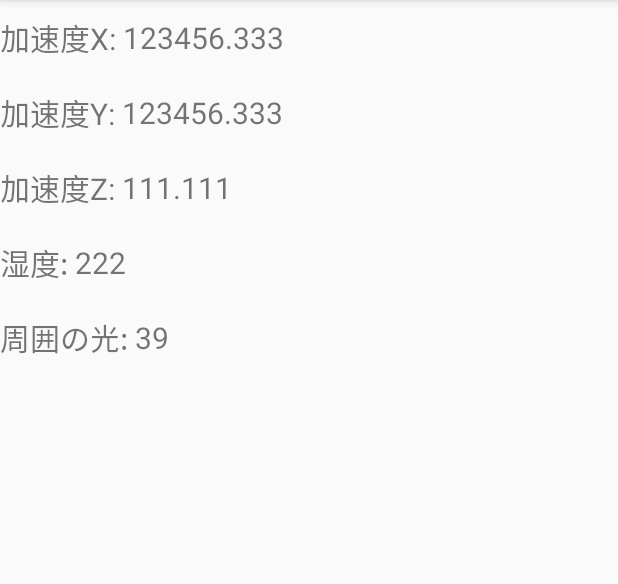
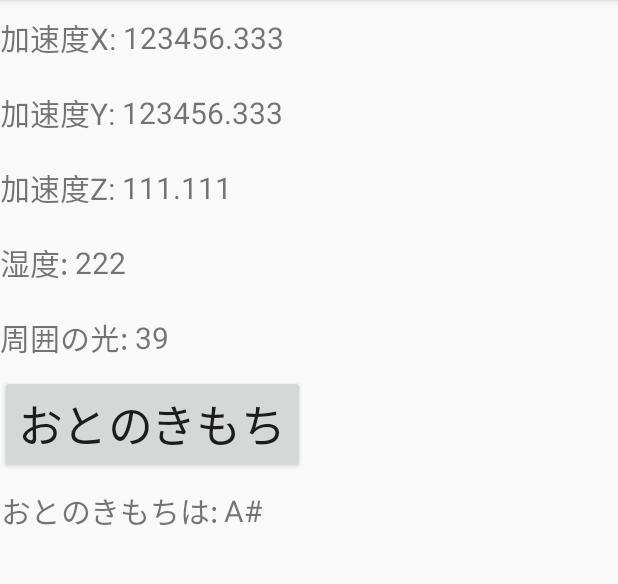
Before and after one commit to thanhdoanhuu/danang_iot, an Android app: the DeviceDetailActivity screen opened directly, with no data from a screen before it, on a phone screen of 412 x 824 dp, the part 84-668 px from its top. Run offline under Robolectric (Android 15) with nearby library versions, the phone set to English and light mode, and no system bars; libraries missing offline, so code that uses them is left out: java.lang.reflect, java.util.concurrent; 3 statements that could not run were skipped.

Commit message:
宮本　担当分　作成しました

```diff
--- a/app/src/main/res/layout/device_detail.xml
+++ b/app/src/main/res/layout/device_detail.xml
@@ -122,7 +122,7 @@
                 android:layout_height="wrap_content"
                 android:layout_gravity="center"
                 android:layout_weight="1"
-                android:text="222 "
+                android:text="222"
                 android:textAlignment="center"
                 android:textSize="20dp" />
 
@@ -158,6 +158,45 @@
 
         </LinearLayout>
 
+       <Button
+                  android:id="@+id/scaleView"
+                  android:layout_width="wrap_content"
+                  android:layout_height="wrap_content"
+                  android:onClick="ScaleView"
+                  android:text="おとのきもち"
+                  android:textAlignment="center"
+                  android:textSize="30dp"
+
+                  />
+
+              <LinearLayout
+                  android:layout_width="wrap_content"
+                  android:layout_height="50dp"
+                  android:orientation="horizontal">
+
+                 <TextView
+                      android:layout_width="wrap_content"
+                      android:layout_height="wrap_content"
+                      android:layout_rowWeight="1"
+                      android:layout_columnWeight="1"
+                      android:layout_gravity="center"
+                      android:layout_weight="4"
+                      android:text="おとのきもちは: "
+                      android:textAlignment="center"
+                      android:textSize="20dp" />
+
+                  <TextView
+                      android:id="@+id/scalevalue"
+                      android:layout_width="wrap_content"
+                      android:layout_height="wrap_content"
+                      android:layout_gravity="center"
+                      android:layout_weight="1"
+                      android:text="A#"
+                      android:textAlignment="center"
+                      android:textSize="20dp" />
+
+
+              </LinearLayout>-->
     </LinearLayout>
 
 </android.support.v4.widget.DrawerLayout>
--- a/app/src/main/res/layout/device_scan.xml
+++ b/app/src/main/res/layout/device_scan.xml
@@ -5,6 +5,7 @@
     xmlns:tools="http://schemas.android.com/tools"
     android:layout_width="match_parent"
     android:layout_height="match_parent">
+
 <LinearLayout
     android:layout_width="match_parent"
     android:layout_height="match_parent"
```
Also changed, not shown: app/src/main/java/pasonatech/danang/DeviceDetailActivity.java (+112 -13 lines), 1094 other files.
